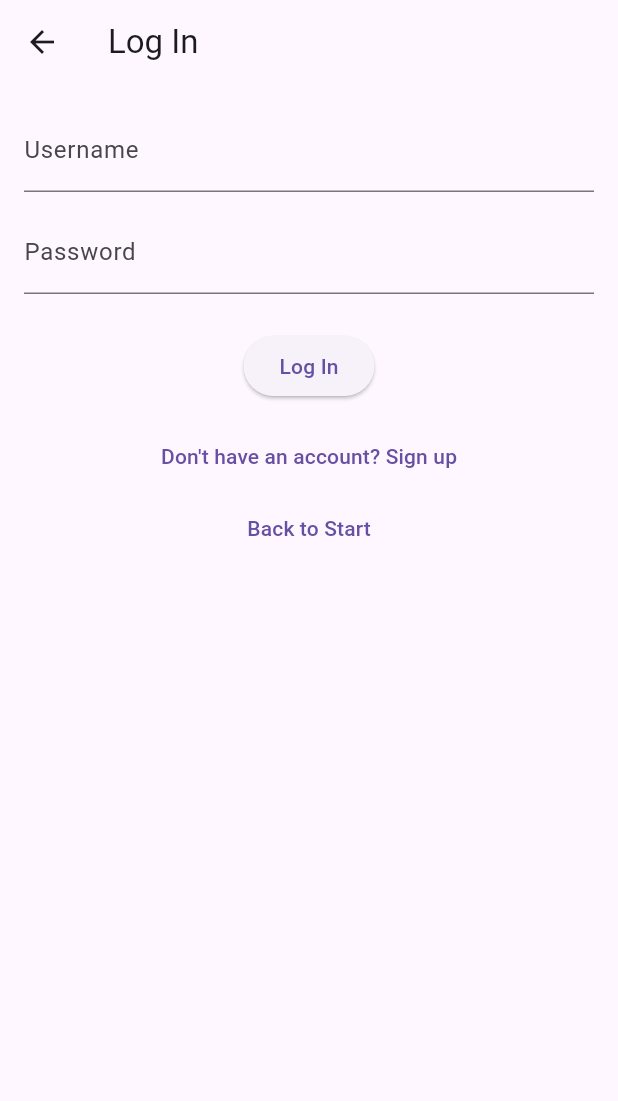
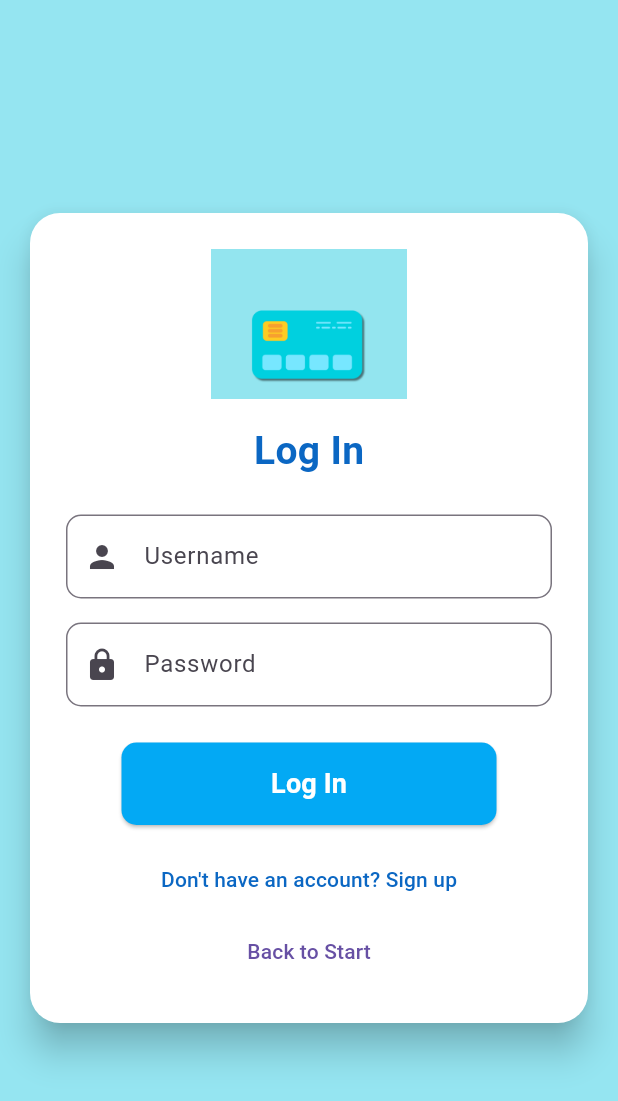
Before and after one commit to Roselamixane/ExpenseTracker, a Flutter app: the screen it shows after launch, after a tap on "Get Started", on a phone screen of 412 x 824 dp. Shown: the top 1101 px of the screen. Run offline on Flutter 3.47's test engine with Material 3 defaults, Android fonts, the phone set to English and light mode, and no system bars; our stand-ins replace file_picker, fl_chart, flutter_native_splash, fluttertoast, google_fonts, hive and 2 more; missing offline and left inert: excel; accounts and stored records are empty.

Commit message:
auth fixes

```diff
--- a/lib/data/model/UserData.dart
+++ b/lib/data/model/UserData.dart
@@ -6,16 +6,22 @@ part 'UserData.g.dart';
 class Userdata {
   @HiveField(0)
   String userName;
+
   @HiveField(1)
   String password;
+
   @HiveField(2)
   double balance;
+
   @HiveField(3)
   final bool deviceAuth;
+
   @HiveField(4)
   final bool notifications;
+
   @HiveField(5)
   final bool defaultTheme;
+
   @HiveField(6)
   String? profileImagePath;
 
--- a/lib/view/pages/Auth.dart
+++ b/lib/view/pages/Auth.dart
@@ -39,40 +39,19 @@ class _AuthState extends State<Auth> {
     final name = userNameController.text.trim();
     final pass = passwordController.text.trim();
     final rePass = rePasswordController.text.trim();
-    if (name.isEmpty || pass.isEmpty) {
-      _showSnack('Username and password required');
-      return;
-    }
-    if (pass.length < 6) {
-      _showSnack('Password must be at least 6 characters');
-      return;
-    }
-    if (pass != rePass) {
-      _showSnack('Passwords do not match');
-      return;
-    }
+    if (name.isEmpty || pass.isEmpty) return _showSnack('Username and password required');
+    if (pass.length < 6) return _showSnack('Password must be at least 6 characters');
+    if (pass != rePass) return _showSnack('Passwords do not match');
 
     final userBox = Hive.box('User');
-    if (userBox.get('user') != null) {
-      _showSnack('An account already exists');
-      return;
-    }
+    if (userBox.get('user') != null) return _showSnack('An account already exists');
 
     final user = Userdata(
-      name,                 // userName
-      0.0,                  // balance
-      false,                // deviceAuth
-      false,                // notifications
-      pass,                 // password
-      true,                 // defaultTheme
+      name, 0.0, false, false, pass, true,
       profileImagePath: profileImagePath,
     );
-
     await userBox.put('user', user);
-    Navigator.pushReplacement(
-      context,
-      MaterialPageRoute(builder: (_) => const Main()),  // <-- use Main()
-    );
+    Navigator.pushReplacement(context, MaterialPageRoute(builder: (_) => const Main()));
   }
 
   void logInUser() {
@@ -80,15 +59,9 @@ class _AuthState extends State<Auth> {
     final pass = passwordController.text.trim();
     final userBox = Hive.box('User');
     final user = userBox.get('user') as Userdata?;
-    if (user == null) {
-      _showSnack('No account found — please sign up');
-      return;
-    }
+    if (user == null) return _showSnack('No account found — please sign up');
     if (user.userName == name && user.password == pass) {
-      Navigator.pushReplacement(
-        context,
-        MaterialPageRoute(builder: (_) => const Main()),  // <-- use Main()
-      );
+      Navigator.pushReplacement(context, MaterialPageRoute(builder: (_) => const Main()));
     } else {
       _showSnack('Invalid credentials');
     }
@@ -100,13 +73,38 @@ class _AuthState extends State<Auth> {
 
   @override
   Widget build(BuildContext context) {
+    final themeBlue = const Color.fromARGB(255, 11, 103, 195);
     return Scaffold(
-      appBar: AppBar(title: Text(isLoginMode ? 'Log In' : 'Sign Up')),
-      body: SingleChildScrollView(
+      backgroundColor: const Color.fromARGB(255, 149, 229, 241),
+      body: Center(
+        child: SingleChildScrollView(
           padding: const EdgeInsets.all(16),
+          child: Center(
+            child: Card(
+              shape: RoundedRectangleBorder(borderRadius: BorderRadius.circular(20)),
+              elevation: 10,
+              color: Colors.white,
+              child: Padding(
+                padding: const EdgeInsets.all(24),
                 child: Column(
+                  mainAxisSize: MainAxisSize.min,
                   children: [
-            if (!isLoginMode) ...[
+                    Image.asset(
+                      'lib/assets/images/splashLogo1.png',
+                      height: 100,
+                    ),
+                    const SizedBox(height: 16),
+                    Text(
+                      isLoginMode ? 'Log In' : 'Sign Up',
+                      style: TextStyle(
+                        fontSize: 26,
+                        fontWeight: FontWeight.bold,
+                        color: themeBlue,
+                      ),
+                    ),
+                    const SizedBox(height: 24),
+
+                    if (!isLoginMode)
                       GestureDetector(
                         onTap: pickProfileImage,
                         child: CircleAvatar(
@@ -114,43 +112,79 @@ class _AuthState extends State<Auth> {
                           backgroundImage: profileImagePath != null
                               ? FileImage(File(profileImagePath!))
                               : null,
+                          backgroundColor: Colors.grey.shade200,
                           child: profileImagePath == null
-                      ? const Icon(Icons.camera_alt, size: 32)
+                              ? const Icon(Icons.camera_alt, size: 30)
                               : null,
                         ),
                       ),
-              const SizedBox(height: 8),
-              const Text('Tap to upload profile photo'),
-            ],
+
+                    if (!isLoginMode) const SizedBox(height: 16),
+
                     TextField(
                       controller: userNameController,
-              decoration: const InputDecoration(labelText: 'Username'),
+                      decoration: InputDecoration(
+                        prefixIcon: const Icon(Icons.person),
+                        labelText: 'Username',
+                        border: OutlineInputBorder(
+                          borderRadius: BorderRadius.circular(10),
                         ),
-            const SizedBox(height: 12),
+                      ),
+                    ),
+                    const SizedBox(height: 16),
                     TextField(
                       controller: passwordController,
-              decoration: const InputDecoration(labelText: 'Password'),
                       obscureText: true,
+                      decoration: InputDecoration(
+                        prefixIcon: const Icon(Icons.lock),
+                        labelText: 'Password',
+                        border: OutlineInputBorder(
+                          borderRadius: BorderRadius.circular(10),
+                        ),
+                      ),
                     ),
                     if (!isLoginMode) ...[
-              const SizedBox(height: 12),
+                      const SizedBox(height: 16),
                       TextField(
                         controller: rePasswordController,
-                decoration: const InputDecoration(labelText: 'Re-enter Password'),
                         obscureText: true,
+                        decoration: InputDecoration(
+                          prefixIcon: const Icon(Icons.lock_outline),
+                          labelText: 'Re-enter Password',
+                          border: OutlineInputBorder(
+                            borderRadius: BorderRadius.circular(10),
+                          ),
+                        ),
                       ),
                     ],
                     const SizedBox(height: 24),
                     ElevatedButton(
                       onPressed: isLoginMode ? logInUser : createNewUser,
-              child: Text(isLoginMode ? 'Log In' : 'Sign Up'),
+                      style: ElevatedButton.styleFrom(
+                        minimumSize: const Size(250, 55),
+                        backgroundColor: Colors.lightBlue,
+                        shape: RoundedRectangleBorder(
+                          borderRadius: BorderRadius.circular(10),
+                        ),
+                      ),
+                      child: Text(
+                        isLoginMode ? 'Log In' : 'Sign Up',
+                        style: const TextStyle(
+                          fontWeight: FontWeight.bold,
+                          fontSize: 18,
+                          color: Colors.white,
+                        ),
+                      ),
                     ),
                     const SizedBox(height: 12),
                     TextButton(
                       onPressed: toggleMode,
-              child: Text(isLoginMode
+                      child: Text(
+                        isLoginMode
                             ? "Don't have an account? Sign up"
-                  : "Already have one? Log in"),
+                            : "Already have one? Log in",
+                        style: TextStyle(color: themeBlue),
+                      ),
                     ),
                     if (isLoginMode)
                       TextButton(
@@ -165,6 +199,10 @@ class _AuthState extends State<Auth> {
                   ],
                 ),
               ),
+            ),
+          ),
+        ),
+      ),
     );
   }
 }
--- a/lib/view/pages/start-screen.dart
+++ b/lib/view/pages/start-screen.dart
@@ -11,28 +11,23 @@ class StartScreen extends StatelessWidget {
     bool userExists = dbrepository.userExist();
     return Scaffold(
       body: Container(
-        color: const Color.fromARGB(255, 149, 229, 241),
+        color: const Color.fromARGB(255, 149, 229, 241), // Background color
         child: Center(
           child: Column(
             mainAxisAlignment: MainAxisAlignment.center,
             children: [
-              Image.asset(
-                'lib/assets/images/splashLogo1.png',
-              ),
+              Image.asset('lib/assets/images/splashLogo1.png'), // Add your logo here
               const Padding(
                 padding: EdgeInsets.all(20.0),
                 child: Text(
                   "Expense Tracker",
                   style: TextStyle(
-                      color: Color.fromARGB(255, 11, 103, 195),
-                      fontWeight: FontWeight.bold,
-                      fontSize: 48),
+                    color: Color.fromARGB(255, 11, 103, 195), // Blue color for text
+                    fontWeight: FontWeight.bold,
+                    fontSize: 48,
+                  ),
                 ),
               ),
-              // Image.asset(
-              //   'lib/assets/images/logoName.png',
-              //   width: 250
-              // ),
               Padding(
                 padding: const EdgeInsets.all(20.0),
                 child: ElevatedButton(
@@ -40,25 +35,20 @@ class StartScreen extends StatelessWidget {
                     context,
                     MaterialPageRoute(
                         builder: (context) =>
-                            userExists ? const Main() : Auth()),
+                        userExists ? const Main() : const Auth()), // Navigation to login/signup
                   ),
-                  // onPressed: () {
-                  //   print("res:");
-                  //   print(repository.readSms());
-                  // },
-
                   style: ButtonStyle(
-                      minimumSize: const WidgetStatePropertyAll(Size(250, 70)),
-                      backgroundColor:
-                          const WidgetStatePropertyAll(Colors.lightBlue),
-                      shape: WidgetStatePropertyAll(
-                        RoundedRectangleBorder(
-                          borderRadius: BorderRadius.circular(10.0),
-                        ),
-                      )),
+                    minimumSize: const MaterialStatePropertyAll(Size(250, 70)),
+                    backgroundColor: const MaterialStatePropertyAll(Colors.lightBlue), // Button color
+                    shape: MaterialStatePropertyAll(
+                      RoundedRectangleBorder(
+                        borderRadius: BorderRadius.circular(10.0),
+                      ),
+                    ),
+                  ),
                   child: Text(
-                    userExists ? "Log In" : "Get Started",
-                    style: TextStyle(
+                    userExists ? "Log In" : "Get Started", // Text depending on user existence
+                    style: const TextStyle(
                       color: Colors.white,
                       fontSize: 20,
                       fontWeight: FontWeight.bold,
```
Also changed, not shown: lib/view/pages/login_screen.dart (added, +79 -0 lines), lib/view/pages/signup_screen.dart (added, +130 -0 lines). Lines whose indentation alone changed are shown as unchanged.
